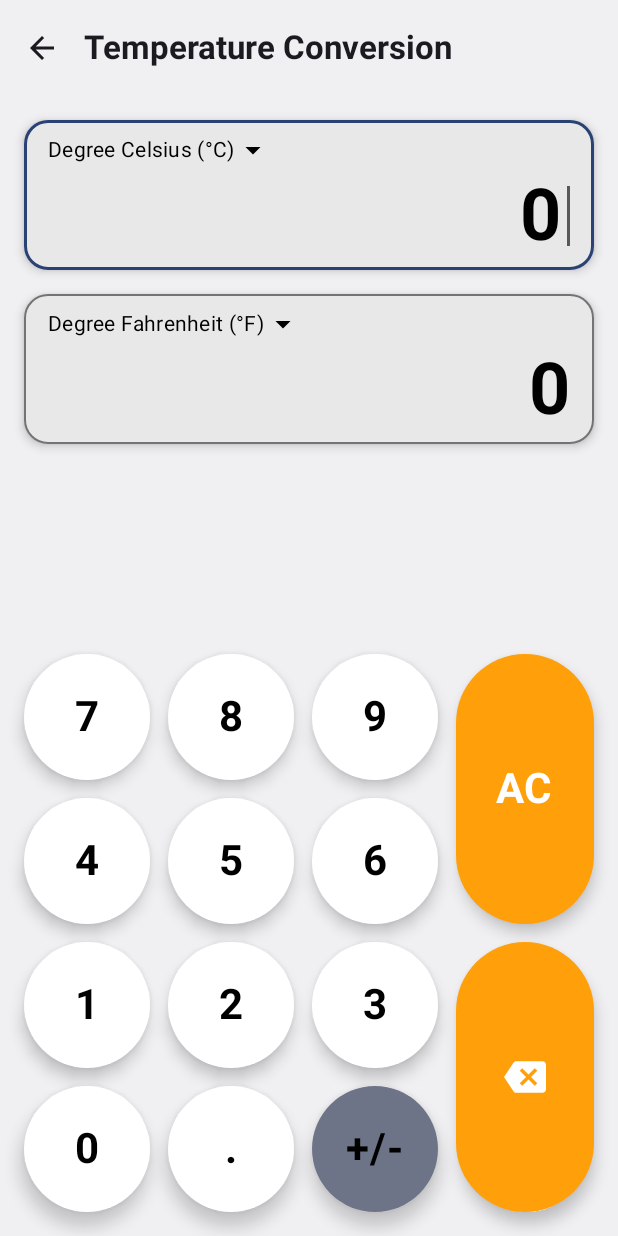
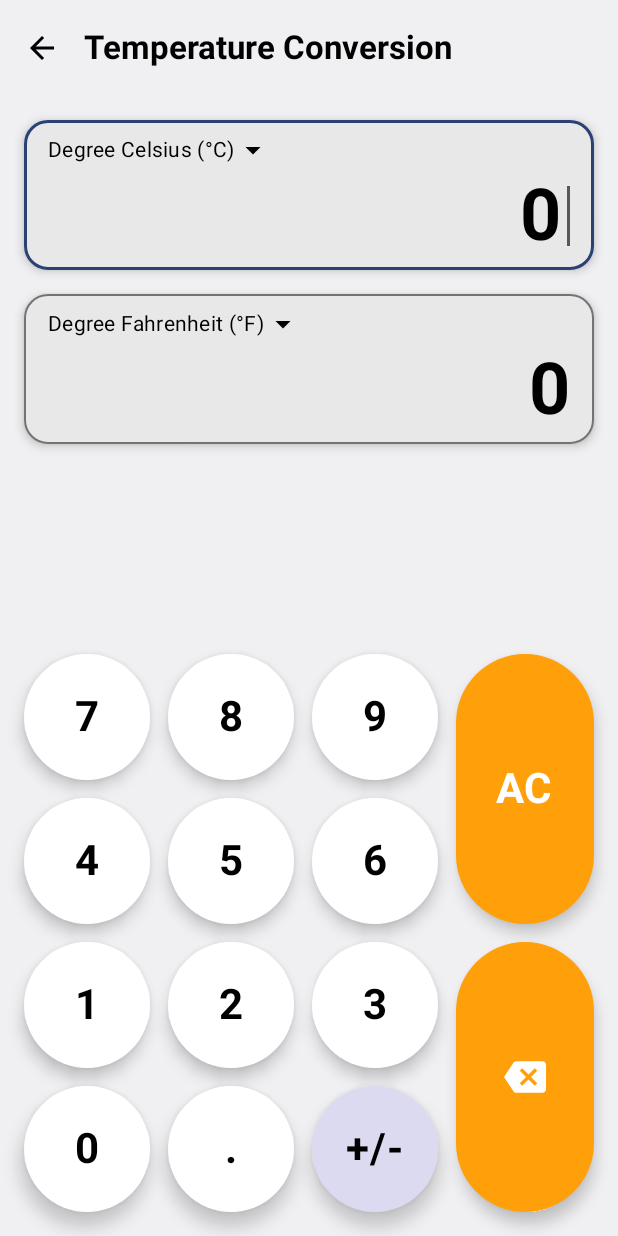
Before and after one commit to varun-anumalla/QuickConvert, an Android app built with Jetpack Compose: the screen it shows after launch (MainActivity), after a tap on "Temperature", on a phone screen of 412 x 824 dp. Run offline under Robolectric (Android 15) with nearby library versions, the phone set to English and light mode, and no system bars.

Commit message:
feat(ui): Enforce static light theme and polish component styles
- Locks all screens (Home, Converters, Calculator) into a static light theme, resolving text and icon visibility issues that previously occurred in system dark mode.

```diff
--- a/app/src/main/java/com/varun/quickconvert/MainActivity.kt
+++ b/app/src/main/java/com/varun/quickconvert/MainActivity.kt
@@ -17,7 +17,6 @@ import androidx.compose.ui.Alignment
 import androidx.compose.ui.Modifier
 import androidx.compose.ui.graphics.vector.ImageVector
 import androidx.compose.ui.text.font.FontWeight
-import androidx.compose.ui.text.style.TextAlign
 import androidx.compose.ui.tooling.preview.Preview
 import androidx.compose.ui.unit.dp
 import androidx.compose.ui.unit.sp
@@ -26,6 +25,12 @@ import androidx.navigation.compose.NavHost
 import androidx.navigation.compose.composable
 import androidx.navigation.compose.rememberNavController
 import com.varun.quickconvert.ui.theme.QuickConvertTheme
+
+import androidx.compose.ui.graphics.Color
+
+private val StaticPrimaryColor = Color(0xFF6650a4)
+private val StaticBackgroundColor = Color(0xFFF0F0F3)
+private val StaticTextColor = Color.DarkGray
 
 class MainActivity : ComponentActivity() {
     override fun onCreate(savedInstanceState: Bundle?) {
@@ -73,17 +78,23 @@ fun HomeScreen(navController: NavController) {
             TopAppBar(
                 title = { Text("Quick Convert") },
                 colors = TopAppBarDefaults.topAppBarColors(
-                    containerColor = MaterialTheme.colorScheme.primary,
-                    titleContentColor = MaterialTheme.colorScheme.onPrimary
+                    // Now using our defined static color
+                    containerColor = StaticPrimaryColor,
+                    titleContentColor = Color.White
                 )
             )
-        }
+        },
+        // Forcing the background to our static light gray color
+        containerColor = StaticBackgroundColor
     ) { paddingValues ->
-        Column(
+        Box(
             modifier = Modifier
                 .fillMaxSize()
                 .padding(paddingValues)
                 .padding(16.dp),
+            contentAlignment = Alignment.Center
+        ) {
+            Column(
                 verticalArrangement = Arrangement.spacedBy(16.dp),
                 horizontalAlignment = Alignment.CenterHorizontally
             ) {
@@ -93,14 +104,12 @@ fun HomeScreen(navController: NavController) {
                     CategoryCard(
                         title = "Currency",
                         icon = Icons.Default.CurrencyExchange,
-                    // This now navigates to the "currency" screen
                         onClick = { navController.navigate("currency") },
                         modifier = Modifier.weight(1f)
                     )
                     CategoryCard(
                         title = "Temperature",
                         icon = Icons.Default.Thermostat,
-                    // This now navigates to the "temperature" screen
                         onClick = { navController.navigate("temperature") },
                         modifier = Modifier.weight(1f)
                     )
@@ -124,6 +133,7 @@ fun HomeScreen(navController: NavController) {
             }
         }
     }
+}
 
 @Composable
 fun CategoryCard(
@@ -137,7 +147,8 @@ fun CategoryCard(
             .aspectRatio(1f)
             .clickable(onClick = onClick),
         shape = RoundedCornerShape(16.dp),
-        elevation = CardDefaults.cardElevation(defaultElevation = 4.dp)
+        colors = CardDefaults.cardColors(containerColor = Color.White),
+        elevation = CardDefaults.cardElevation(defaultElevation = 6.dp)
     ) {
         Column(
             modifier = Modifier.fillMaxSize(),
@@ -147,13 +158,17 @@ fun CategoryCard(
             Icon(
                 imageVector = icon,
                 contentDescription = title,
-                modifier = Modifier.size(48.dp)
+                modifier = Modifier.size(48.dp),
+                // Using our static text/icon color
+                tint = StaticTextColor.copy(alpha = 0.8f)
             )
             Spacer(modifier = Modifier.height(8.dp))
             Text(
                 text = title,
                 fontSize = 16.sp,
-                fontWeight = FontWeight.Bold
+                fontWeight = FontWeight.Bold,
+                // Using our static text/icon color
+                color = StaticTextColor.copy(alpha = 0.8f)
             )
         }
     }
--- a/app/src/main/java/com/varun/quickconvert/TemperatureScreen.kt
+++ b/app/src/main/java/com/varun/quickconvert/TemperatureScreen.kt
@@ -36,6 +36,7 @@ import androidx.navigation.NavController
 private val TempScreenBackgroundColor = Color(0xFFF0F0F3)
 private val TempOperatorButtonColor = Color(0xFFFF9F0A)
 private val TempDisplayCardBackgroundColor = Color(0xFFE8E8E8)
+private val StaticSecondaryButtonColor = Color(0xFFDCDAF0)
 
 @OptIn(ExperimentalMaterial3Api::class)
 @Composable
@@ -57,7 +58,11 @@ fun TemperatureScreen(
                         Icon(Icons.AutoMirrored.Filled.ArrowBack, contentDescription = "Back")
                     }
                 },
-                colors = TopAppBarDefaults.topAppBarColors(containerColor = TempScreenBackgroundColor)
+                colors = TopAppBarDefaults.topAppBarColors(
+                    containerColor = TempScreenBackgroundColor,
+                    titleContentColor = Color.Black,
+                    navigationIconContentColor = Color.Black
+                )
             )
         }
     ) { paddingValues ->
@@ -141,7 +146,7 @@ fun TemperatureScreen(
                     Row(horizontalArrangement = Arrangement.spacedBy(buttonSpacing)) {
                         TempKeypadButton(symbol = "0", modifier = Modifier.weight(1f)) { viewModel.onEvent(TemperatureEvent.NumberPressed("0")) }
                         TempKeypadButton(symbol = ".", modifier = Modifier.weight(1f)) { viewModel.onEvent(TemperatureEvent.DecimalPressed) }
-                        TempKeypadButton(symbol = "+/-", modifier = Modifier.weight(1f), color = MaterialTheme.colorScheme.secondaryContainer) { viewModel.onEvent(TemperatureEvent.ToggleSignPressed) }
+                        TempKeypadButton(symbol = "+/-", modifier = Modifier.weight(1f), color = StaticSecondaryButtonColor, textColor = Color.Black) { viewModel.onEvent(TemperatureEvent.ToggleSignPressed) }
                     }
                 }
                 Column(
@@ -192,9 +197,10 @@ private fun TempConversionDisplay(
             ) {
                 Text(
                     text = "${unit.displayName} (${unit.symbol})",
-                    style = MaterialTheme.typography.bodyMedium
+                    style = MaterialTheme.typography.bodyMedium,
+                    color = Color.Black // Explicitly set text color
                 )
-                Icon(Icons.Default.ArrowDropDown, contentDescription = "Select unit")
+                Icon(Icons.Default.ArrowDropDown, contentDescription = "Select unit", tint = Color.Black)
             }
             Row(
                 modifier = Modifier.fillMaxWidth(),
@@ -206,7 +212,8 @@ private fun TempConversionDisplay(
                     style = TextStyle(
                         fontSize = 48.sp,
                         fontWeight = FontWeight.Bold,
-                        textAlign = TextAlign.End
+                        textAlign = TextAlign.End,
+                        color = Color.Black // Explicitly set text color
                     )
                 )
                 if (isActive) {
@@ -230,24 +237,29 @@ private fun TempUnitSelectionMenu(
         modifier = Modifier.background(TempDisplayCardBackgroundColor, RoundedCornerShape(16.dp))
     ) {
         Row(
-            modifier = Modifier.fillMaxWidth().padding(horizontal = 16.dp, vertical = 8.dp),
+            modifier = Modifier
+                .fillMaxWidth()
+                .padding(horizontal = 16.dp, vertical = 8.dp),
             verticalAlignment = Alignment.CenterVertically,
             horizontalArrangement = Arrangement.SpaceBetween
         ) {
-            Text("Select unit", style = MaterialTheme.typography.titleSmall)
+            Text("Select unit", style = MaterialTheme.typography.titleSmall, color = Color.Black)
             IconButton(onClick = onDismiss, modifier = Modifier.size(24.dp)) {
-                Icon(Icons.Default.Close, contentDescription = "Close")
+                Icon(Icons.Default.Close, contentDescription = "Close", tint = Color.Black)
             }
         }
         HorizontalDivider()
         TemperatureUnit.entries.forEach { unit ->
             DropdownMenuItem(
-                text = { Text("${unit.displayName} (${unit.symbol})") },
+                text = { Text("${unit.displayName} (${unit.symbol})", color = Color.Black) },
                 onClick = { onUnitSelected(unit) }
             )
         }
     }
 }
+
+// NOTE: The rest of the file (Keypad buttons, BlinkingCursor, etc.) does not need any changes.
+// I am including them here so you can replace the entire file easily.
 
 @Composable
 private fun TempKeypadButton(
@@ -364,7 +376,7 @@ private fun TempAutoResizeText(
         }
         Text(
             text = text,
-            style = style.copy(fontSize = resizedFontSize),
+            style = style.copy(fontSize = resizedFontSize, color = Color.Black),
             maxLines = 1,
             softWrap = false
         )
```
Also changed, not shown: app/src/main/java/com/varun/quickconvert/CalculatorScreen.kt (+4 -3 lines), app/src/main/java/com/varun/quickconvert/CurrencyScreen.kt (+14 -8 lines), app/src/main/java/com/varun/quickconvert/SpeedScreen.kt (+20 -12 lines). Lines whose indentation alone changed are shown as unchanged.
